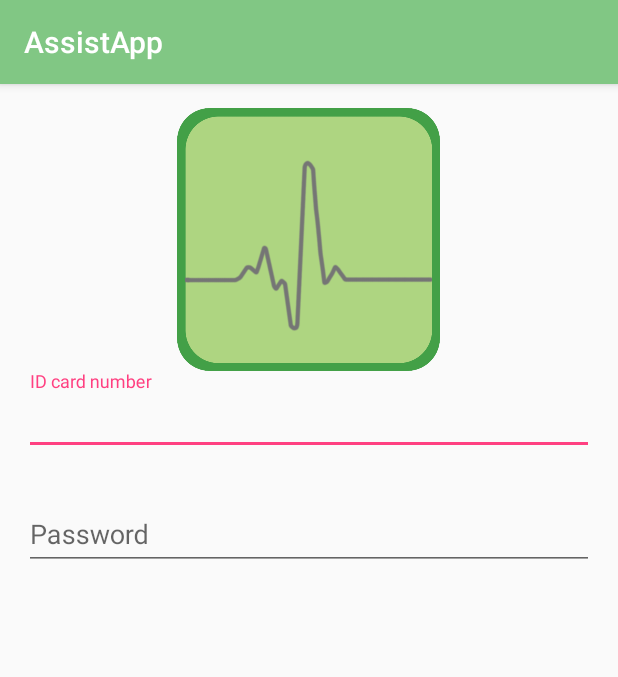
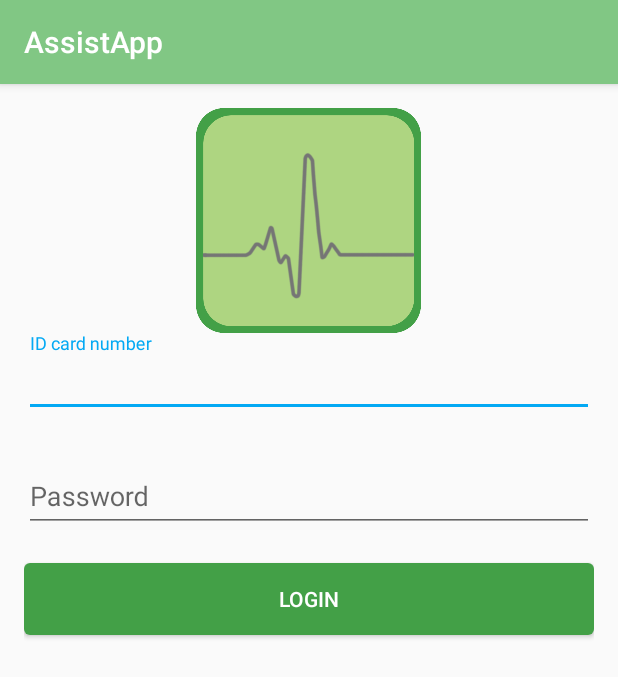
Before and after one commit to JosBarranquero/AssistApp, an Android app: the screen it shows after launch (Login_Activity), on a phone screen of 412 x 824 dp. Shown: the top 677 px of the screen. Run offline under Robolectric (Android 15) with nearby library versions, the phone set to English and light mode, and no system bars.

Commit message:
Added a few POJOs, and UI progress

```diff
--- a/app/src/main/java/com/bitbits/assistapp/Login_Activity.java
+++ b/app/src/main/java/com/bitbits/assistapp/Login_Activity.java
@@ -1,7 +1,10 @@
 package com.bitbits.assistapp;
 
+import android.content.Intent;
 import android.support.v7.app.AppCompatActivity;
 import android.os.Bundle;
+import android.view.View;
+import android.widget.Button;
 
 /**
  * Class which will manage the system login
@@ -9,10 +12,19 @@ import android.os.Bundle;
  * @version 1.0
  */
 public class Login_Activity extends AppCompatActivity {
+    Button mBtnLogin;
 
     @Override
     protected void onCreate(Bundle savedInstanceState) {
         super.onCreate(savedInstanceState);
         setContentView(R.layout.activity_login);
+
+        mBtnLogin = (Button)findViewById(R.id.btnLogin);
+        mBtnLogin.setOnClickListener(new View.OnClickListener() {
+            @Override
+            public void onClick(View v) {
+                //TODO Intent intent = new Intent(Login_Activity.this, );
+            }
+        });
     }
 }
--- /dev/null
+++ b/app/src/main/res/drawable/shape_login.xml
@@ -0,0 +1,5 @@
+<?xml version="1.0" encoding="utf-8"?>
+<shape xmlns:android="http://schemas.android.com/apk/res/android" android:shape="rectangle">
+    <corners android:radius="4dp"/>
+    <solid android:color="@color/colorPrimaryDark"/>
+</shape>
--- a/app/src/main/res/layout/activity_login.xml
+++ b/app/src/main/res/layout/activity_login.xml
@@ -26,7 +26,8 @@
         android:layout_below="@id/imvLogo"
         android:layout_alignParentEnd="true"
         android:layout_alignParentRight="true"
-        app:errorEnabled="true">
+        app:errorEnabled="true"
+        app:hintTextAppearance="@style/hint">
 
         <EditText
             android:id="@+id/edtUser"
@@ -44,7 +45,9 @@
         android:layout_below="@id/tilUser"
         android:layout_alignParentEnd="true"
         android:layout_alignParentRight="true"
-        app:errorEnabled="true">
+        app:errorEnabled="true"
+        app:hintTextAppearance="@style/hint"
+        app:errorTextAppearance="@style/error">
 
         <EditText
             android:id="@+id/edtPassword"
@@ -54,4 +57,13 @@
             android:inputType="textPassword"
             android:hint="@string/password"/>
     </android.support.design.widget.TextInputLayout>
+
+    <Button
+        android:layout_width="match_parent"
+        android:layout_height="wrap_content"
+        android:id="@+id/btnLogin"
+        android:text="@string/login"
+        android:layout_below="@id/tilPassword"
+        android:background="@drawable/shape_login"
+        style="@style/login"/>
 </RelativeLayout>
--- a/app/src/main/res/values/colors.xml
+++ b/app/src/main/res/values/colors.xml
@@ -2,5 +2,8 @@
 <resources>
     <color name="colorPrimary">#81c784</color>
     <color name="colorPrimaryDark">#43a047</color>
-    <color name="colorAccent">#FF4081</color>
+    <color name="colorAccent">#03a9f4</color>
+
+    <color name="colorError">#b71c1c</color>
+    <color name="colorButtonLogin">#ffffff</color>
 </resources>
--- a/app/src/main/res/values/dimens.xml
+++ b/app/src/main/res/values/dimens.xml
@@ -4,6 +4,6 @@
     <dimen name="activity_vertical_margin">16dp</dimen>
 
     <!-- Login logo width and height-->
-    <dimen name="logo_width">175dp</dimen>
-    <dimen name="logo_height">175dp</dimen>
+    <dimen name="logo_width">150dp</dimen>
+    <dimen name="logo_height">150dp</dimen>
 </resources>
--- a/app/src/main/res/values/styles.xml
+++ b/app/src/main/res/values/styles.xml
@@ -8,4 +8,15 @@
         <item name="colorAccent">@color/colorAccent</item>
     </style>
 
+    <style name="hint" parent="TextAppearance.Design.Hint">
+        <item name="android:textColor">?attr/colorAccent</item>
+    </style>
+
+    <style name="error" parent="TextAppearance.AppCompat.Caption">
+        <item name="android:textColor">@color/colorError</item>
+    </style>
+
+    <style name="login" parent="TextAppearance.AppCompat.Button">
+        <item name="android:textColor">@color/colorButtonLogin</item>
+    </style>
 </resources>
```
Also changed, not shown: app/src/main/java/com/bitbits/assistapp/models/Hospital.java (added, +26 -0 lines), app/src/main/java/com/bitbits/assistapp/models/MedicalData.java (added, +58 -0 lines), app/src/main/java/com/bitbits/assistapp/models/MedicalRecord.java (added, +39 -0 lines), app/src/main/java/com/bitbits/assistapp/models/Message.java (added, +45 -0 lines), app/src/main/java/com/bitbits/assistapp/models/Nurse.java (added, +8 -0 lines), app/src/main/java/com/bitbits/assistapp/models/Patient.java (added, +9 -0 lines), app/src/main/java/com/bitbits/assistapp/models/Speciality.java (added, +18 -0 lines), app/src/main/java/com/bitbits/assistapp/models/User.java (added, +33 -0 lines).
